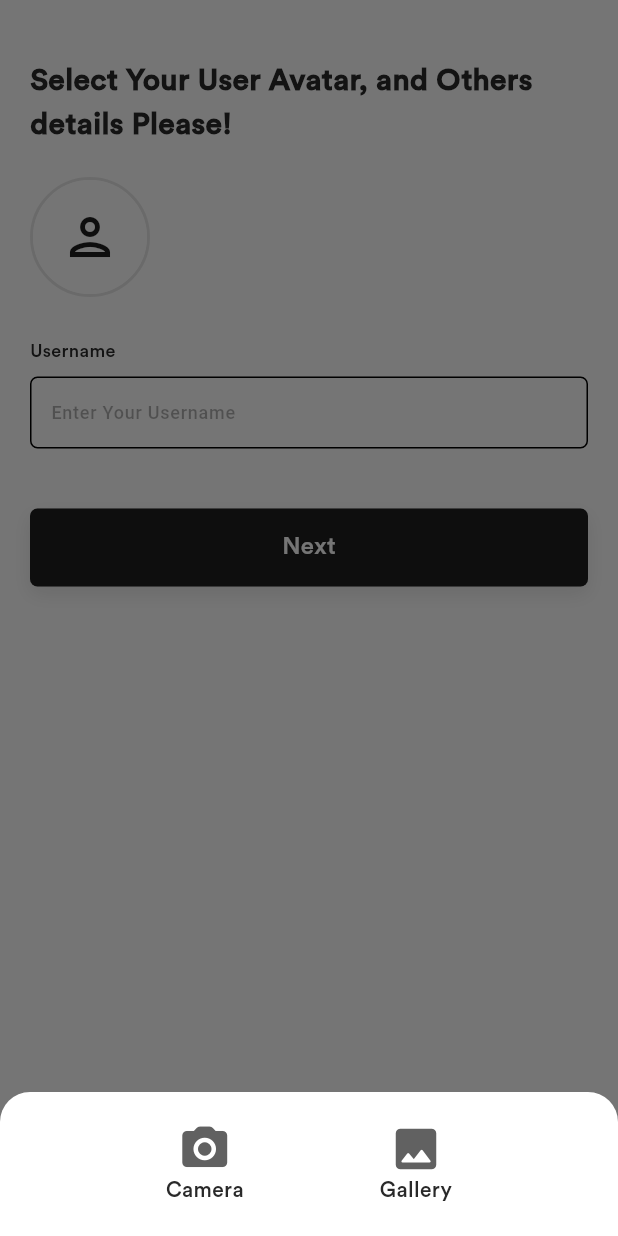
After one commit to Pranabesh279/skykraft, a Flutter app: the AddUserProfileView screen opened by its route, after a tap on the "person" icon, on a phone screen of 412 x 824 dp. The commit adds this screen. Run offline on Flutter 3.47's test engine with Material 3 defaults, Android fonts, the phone set to English and light mode, and no system bars; our stand-ins replace calendar_date_picker2, cloud_firestore, firebase_auth, firebase_core, firebase_storage, get and 4 more; missing offline and left inert: flutter_advanced_avatar, geocoder2, random_avatar, super_cupertino_navigation_bar; accounts and stored records are empty.

Commit message:
chore: Update image_picker dependency to version 1.1.2

```diff
--- /dev/null
+++ b/lib/app/helpers/image_picker.dart
@@ -0,0 +1,74 @@
+import 'dart:io';
+
+import 'package:flutter/material.dart';
+import 'package:image_picker/image_picker.dart';
+
+class ImagePickerPopup extends StatelessWidget {
+  const ImagePickerPopup(
+      {super.key, required this.onTapCamera, required this.onTapGallery});
+  final Function(File? file) onTapCamera;
+  final Function(File? file) onTapGallery;
+
+  @override
+  Widget build(BuildContext context) {
+    return Column(
+      mainAxisSize: MainAxisSize.min,
+      children: [
+        Container(
+          padding: const EdgeInsets.symmetric(horizontal: 20, vertical: 20),
+          child: Row(
+            mainAxisAlignment: MainAxisAlignment.spaceEvenly,
+            crossAxisAlignment: CrossAxisAlignment.center,
+            children: [
+              InkWell(
+                enableFeedback: true,
+                onTap: () async {
+                  final pickedImage = await ImagePicker().pickImage(
+                    source: ImageSource.camera,
+                    preferredCameraDevice: CameraDevice.front,
+                    imageQuality: 100,
+                    maxWidth: 1000,
+                  );
+
+                  final file = File(pickedImage!.path);
+                  onTapCamera(file);
+                },
+                child: Column(
+                  children: [
+                    Icon(
+                        size: 36,
+                        color: Colors.grey[700],
+                        Icons.camera_alt_rounded),
+                    const Text("Camera")
+                  ],
+                ),
+              ),
+              InkWell(
+                enableFeedback: true,
+                onTap: () {
+                  ImagePicker()
+                      .pickImage(
+                    source: ImageSource.gallery,
+                    imageQuality: 100,
+                    maxWidth: 1000,
+                  )
+                      .then((pickedImage) {
+                    final file = File(pickedImage!.path);
+                    onTapGallery(file);
+                  });
+                },
+                child: Column(
+                  children: [
+                    Icon(
+                        size: 36, color: Colors.grey[700], Icons.image_rounded),
+                    const Text("Gallery")
+                  ],
+                ),
+              )
+            ],
+          ),
+        ),
+      ],
+    );
+  }
+}
--- /dev/null
+++ b/lib/app/modules/AddUserProfile/bindings/add_user_profile_binding.dart
@@ -0,0 +1,12 @@
+import 'package:get/get.dart';
+
+import '../controllers/add_user_profile_controller.dart';
+
+class AddUserProfileBinding extends Bindings {
+  @override
+  void dependencies() {
+    Get.lazyPut<AddUserProfileController>(
+      () => AddUserProfileController(),
+    );
+  }
+}
--- /dev/null
+++ b/lib/app/modules/AddUserProfile/controllers/add_user_profile_controller.dart
@@ -0,0 +1,57 @@
+import 'dart:io';
+
+import 'package:cloud_firestore/cloud_firestore.dart';
+import 'package:flutter/material.dart';
+import 'package:get/get.dart';
+import 'package:skycraft/app/providers/auth_provider.dart';
+import 'package:skycraft/app/routes/app_pages.dart';
+import 'package:skycraft/app/service/storage_service.dart';
+
+class AddUserProfileController extends GetxController {
+  final FirebaseFirestore _firestore = FirebaseFirestore.instance;
+  Rx<bool> isLoading = false.obs;
+  Rx<File?> imageFile = Rx<File?>(null);
+  final fromKey = GlobalKey<FormState>();
+  TextEditingController nameController = TextEditingController();
+  final AuthProvider _auth = Get.find<AuthProvider>();
+  Rx<String?> avatarUrlError = Rx<String?>(null);
+
+  void submit() async {
+    if (imageFile.value == null) {
+      avatarUrlError.value = 'Please select an image';
+      return;
+    } else {
+      avatarUrlError.value = null;
+    }
+    if (fromKey.currentState!.validate()) {
+      isLoading.value = true;
+      try {
+        Map<String, dynamic> data = await payload();
+        await _firestore
+            .collection('users')
+            .doc(_auth.userModel.value!.uid)
+            .update(data);
+        await _auth.updateUserData(_auth.userModel.value!.uid!);
+        isLoading.value = false;
+        Get.offAllNamed(Routes.SET_USER_ROLE);
+      } catch (err) {
+        isLoading.value = false;
+        Get.snackbar('Error', err.toString());
+      }
+    }
+  }
+
+  Future<Map<String, dynamic>> payload() async {
+    final photoUrl = await StorageBucketService.uploadAndGetDownloadUrl(
+        imageFile.value!,
+        path: 'profile/${_auth.userModel.value!.uid}');
+    final uesername = _auth.userModel.value!.uid!.substring(0, 5) +
+        nameController.text.substring(0, 5);
+    Map<String, dynamic> data = {
+      'name': nameController.text,
+      'username': uesername,
+      'photoUrl': photoUrl,
+    };
+    return data;
+  }
+}
--- /dev/null
+++ b/lib/app/modules/AddUserProfile/views/add_user_profile_view.dart
@@ -0,0 +1,142 @@
+import 'package:flutter/material.dart';
+import 'package:flutter/services.dart';
+import 'package:flutter/widgets.dart';
+
+import 'package:get/get.dart';
+import 'package:skycraft/app/constants/decorations.dart';
+import 'package:skycraft/app/constants/theme_data.dart';
+import 'package:skycraft/app/helpers/image_picker.dart';
+import 'package:skycraft/app/modules/AddUserProfile/widgets/profikle_avatar.dart';
+import 'package:skycraft/app/widgets/buttons/gradient_button.dart';
+import 'package:skycraft/app/widgets/email_field.dart';
+
+import '../controllers/add_user_profile_controller.dart';
+
+class AddUserProfileView extends GetView<AddUserProfileController> {
+  const AddUserProfileView({super.key});
+  @override
+  Widget build(BuildContext context) {
+    return Scaffold(
+      // appBar: AppBar(
+      //   title: const Text('AddUserProfileView'),
+      //   centerTitle: true,
+      // ),
+      body: Container(
+        padding: const EdgeInsets.symmetric(horizontal: 20, vertical: 20),
+        margin: EdgeInsets.only(top: MediaQuery.of(context).padding.top + 20),
+        width: double.infinity,
+        child: SingleChildScrollView(
+          child: Form(
+            key: controller.fromKey,
+            child: Column(
+              crossAxisAlignment: CrossAxisAlignment.start,
+              children: [
+                //  set user role - dron pilot or client
+                const Text(
+                  'Select Your User Avatar, and Others details Please!',
+                  style: TextStyle(
+                    fontSize: 20,
+                    fontWeight: FontWeight.bold,
+                  ),
+                ),
+                const SizedBox(
+                  height: 20,
+                ),
+                Obx(
+                  () => ProfileAvatar(
+                    imageFile: controller.imageFile.value,
+                    onTap: () {
+                      Get.bottomSheet(
+                        ImagePickerPopup(
+                          onTapCamera: (file) {
+                            controller.imageFile.value = file;
+                            // controller.update();
+                          },
+                          onTapGallery: (file) {
+                            controller.imageFile.value = file;
+                            // controller.update();
+                          },
+                        ),
+                        shape: const RoundedRectangleBorder(
+                          borderRadius: BorderRadius.only(
+                            topLeft: Radius.circular(20),
+                            topRight: Radius.circular(20),
+                          ),
+                        ),
+                        backgroundColor: Colors.white,
+                        isScrollControlled: false,
+                        ignoreSafeArea: true,
+                      );
+                    },
+                  ),
+                ),
+                Obx(() => controller.avatarUrlError.value != null
+                    ? Padding(
+                        padding: const EdgeInsets.symmetric(vertical: 8),
+                        child: Text(
+                          controller.avatarUrlError.value!,
+                          style: const TextStyle(
+                            color: Colors.red,
+                            fontSize: 12,
+                          ),
+                        ),
+                      )
+                    : const SizedBox.shrink()),
+                const SizedBox(
+                  height: 20,
+                ),
+                const Padding(
+                  padding: EdgeInsets.symmetric(vertical: 8),
+                  child: Text('Username',
+                      style: TextStyle(
+                        // color: kPrimaryColor,
+                        fontSize: 12,
+                        fontWeight: FontWeight.w500,
+                      )),
+                ),
+                TextFormField(
+                  validator: (value) {
+                    if (value!.isEmpty) {
+                      return 'Username is required';
+                    }
+                    return null;
+                  },
+                  inputFormatters: [
+                    // FilteringTextInputFormatter.digitsOnly,
+                    LengthLimitingTextInputFormatter(40),
+                  ],
+                  style: const TextStyle(fontSize: 12, color: kPrimaryColor),
+                  keyboardType: TextInputType.name,
+                  decoration: FieldDecoration(
+                    hintText: 'Enter Your Username',
+                  ).kInputDecoration,
+                ),
+                const SizedBox(
+                  height: 40,
+                ),
+                GradientButton(
+                  onPressed: () {
+                    // controller.submit();
+                  },
+                  padding: const EdgeInsets.symmetric(horizontal: 20),
+                  child: Obx(() => controller.isLoading.value
+                      ? const CircularProgressIndicator(
+                          color: Colors.white,
+                        )
+                      : const Text(
+                          'Next',
+                          style: TextStyle(
+                            color: Colors.white,
+                            fontSize: 16,
+                            fontWeight: FontWeight.w500,
+                          ),
+                        )),
+                ),
+              ],
+            ),
+          ),
+        ),
+      ),
+    );
+  }
+}
--- /dev/null
+++ b/lib/app/modules/AddUserProfile/widgets/profikle_avatar.dart
@@ -0,0 +1,62 @@
+import 'dart:developer';
+import 'dart:io';
+
+import 'package:flutter/material.dart';
+import 'package:skycraft/app/constants/theme_data.dart';
+
+class ProfileAvatar extends StatelessWidget {
+  final String? imageUrl;
+  final File? imageFile;
+  final bool? isError;
+  final VoidCallback? onTap;
+  const ProfileAvatar(
+      {super.key, this.imageUrl, this.onTap, this.imageFile, this.isError});
+
+  @override
+  Widget build(BuildContext context) {
+    log('ProfileAvatar build $imageUrl $imageFile');
+    return GestureDetector(
+      onTap: onTap,
+      child: AnimatedContainer(
+        duration: const Duration(milliseconds: 300),
+        width: 80,
+        height: 80,
+        decoration: BoxDecoration(
+          shape: BoxShape.circle,
+          border: Border.all(
+            color: isError == true ? Colors.red : kPrimary.withOpacity(0.1),
+            width: 2,
+          ),
+        ),
+        child: CircleAvatar(
+          backgroundColor: kBackgroundColor,
+          radius: 40,
+          child: ClipOval(
+            child: imageFile != null
+                ? Image.file(
+                    imageFile!,
+                    fit: BoxFit.cover,
+                    width: 80,
+                    height: 80,
+                  )
+                : imageUrl != null
+                    ? Image.network(
+                        imageUrl!,
+                        fit: BoxFit.cover,
+                        width: 80,
+                        height: 80,
+                      )
+                    : const Padding(
+                        padding: EdgeInsets.all(8.0),
+                        child: Icon(
+                          Icons.person_outlined,
+                          size: 40,
+                          color: kPrimary,
+                        ),
+                      ),
+          ),
+        ),
+      ),
+    );
+  }
+}
--- a/lib/app/modules/authPhone/views/auth_phone_view.dart
+++ b/lib/app/modules/authPhone/views/auth_phone_view.dart
@@ -127,8 +127,7 @@ class AuthPhoneView extends GetView<AuthPhoneController> {
                     const Text('Login with Email ?'),
                     TextButton(
                       onPressed: () {
-                        const SnackBar(content: Text('Try Again'));
-                        // Get.toNamed(Routes.LOGIN);
+                        Get.toNamed(Routes.LOGIN);
                       },
                       child: const Text('Click Here'),
                     ),
--- a/lib/app/modules/login/controllers/login_controller.dart
+++ b/lib/app/modules/login/controllers/login_controller.dart
@@ -56,7 +56,7 @@ class LoginController extends GetxController {
       );
       if (result == 'success') {
         isLoading.value = false;
-        Get.offAllNamed(Routes.SET_USER_ROLE);
+        Get.offAllNamed(Routes.ADD_USER_PROFILE);
       } else {
         isLoading.value = false;
         Get.snackbar('Error', result);
--- a/lib/app/modules/splash/controllers/splash_controller.dart
+++ b/lib/app/modules/splash/controllers/splash_controller.dart
@@ -16,6 +16,14 @@ class SplashController extends GetxController {
     Future.delayed(const Duration(seconds: 3), () async {
       isLoading.value = false;
       if (_auth.userModel.value != null) {
+        if (_auth.userModel.value!.photoUrl == null) {
+          Get.offAllNamed(Routes.ADD_USER_PROFILE);
+          return;
+        }
+        if (_auth.userModel.value!.name == null) {
+          Get.offAllNamed(Routes.ADD_USER_PROFILE);
+          return;
+        }
         if (_auth.userModel.value!.role == null) {
           Get.offAllNamed(Routes.SET_USER_ROLE);
           return;
--- a/lib/app/routes/app_pages.dart
+++ b/lib/app/routes/app_pages.dart
@@ -1,5 +1,7 @@
 import 'package:get/get.dart';
 
+import '../modules/AddUserProfile/bindings/add_user_profile_binding.dart';
+import '../modules/AddUserProfile/views/add_user_profile_view.dart';
 import '../modules/PrivacyPolicy/bindings/privacy_policy_binding.dart';
 import '../modules/PrivacyPolicy/views/privacy_policy_view.dart';
 import '../modules/TermsAndConditions/bindings/terms_and_conditions_binding.dart';
@@ -143,5 +145,10 @@ class AppPages {
       page: () => const AuthPhoneVerifyView(),
       binding: AuthPhoneVerifyBinding(),
     ),
+    GetPage(
+      name: _Paths.ADD_USER_PROFILE,
+      page: () => const AddUserProfileView(),
+      binding: AddUserProfileBinding(),
+    ),
   ];
 }
--- a/lib/app/routes/app_routes.dart
+++ b/lib/app/routes/app_routes.dart
@@ -25,6 +25,7 @@ abstract class Routes {
   static const LOCATION_PERMISSION = _Paths.LOCATION_PERMISSION;
   static const AUTH_PHONE = _Paths.AUTH_PHONE;
   static const AUTH_PHONE_VERIFY = _Paths.AUTH_PHONE_VERIFY;
+  static const ADD_USER_PROFILE = _Paths.ADD_USER_PROFILE;
 }
 
 abstract class _Paths {
@@ -52,4 +53,5 @@ abstract class _Paths {
   static const LOCATION_PERMISSION = '/location-permission';
   static const AUTH_PHONE = '/auth-phone';
   static const AUTH_PHONE_VERIFY = '/auth-phone-verify';
+  static const ADD_USER_PROFILE = '/add-user-profile';
 }
--- a/pubspec.yaml
+++ b/pubspec.yaml
@@ -30,6 +30,7 @@ dependencies:
   geocoder2: ^1.4.0
   pinput: ^4.0.0
   pin_code_fields: ^8.0.1
+  image_picker: ^1.1.2
 
 dev_dependencies:
   flutter_test:
```
Also changed, not shown: lib/app/modules/authPhoneVerify/controllers/auth_phone_verify_controller.dart (+23 -3 lines), lib/app/modules/authPhoneVerify/views/auth_phone_verify_view.dart (+18 -2 lines), lib/app/modules/login/views/email_view.dart (+0 -21 lines), lib/app/providers/auth_provider.dart (+22 -9 lines), pubspec.lock, 8 other files.
